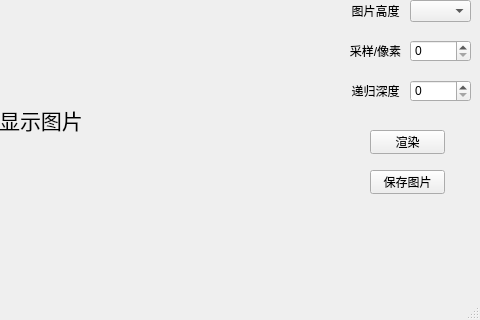
Qt form mainwindow.ui (liuyihao18/RayTracing) before a commit; both pictures show x 320 to 800 and y 100 to 420 of the 800 by 420 pixel window.
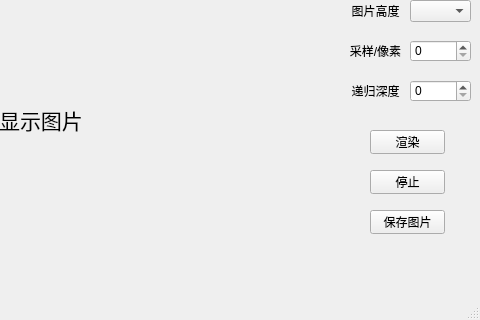
The same form after that commit.

```diff
--- a/mainwindow.ui
+++ b/mainwindow.ui
@@ -196,7 +196,7 @@
     <property name="geometry">
      <rect>
       <x>690</x>
-      <y>270</y>
+      <y>310</y>
       <width>75</width>
       <height>24</height>
      </rect>
@@ -205,6 +205,19 @@
      <string>保存图片</string>
     </property>
    </widget>
+   <widget class="QPushButton" name="abortButton">
+    <property name="geometry">
+     <rect>
+      <x>690</x>
+      <y>270</y>
+      <width>75</width>
+      <height>24</height>
+     </rect>
+    </property>
+    <property name="text">
+     <string>停止</string>
+    </property>
+   </widget>
   </widget>
   <widget class="QMenuBar" name="menubar">
    <property name="geometry">
```
